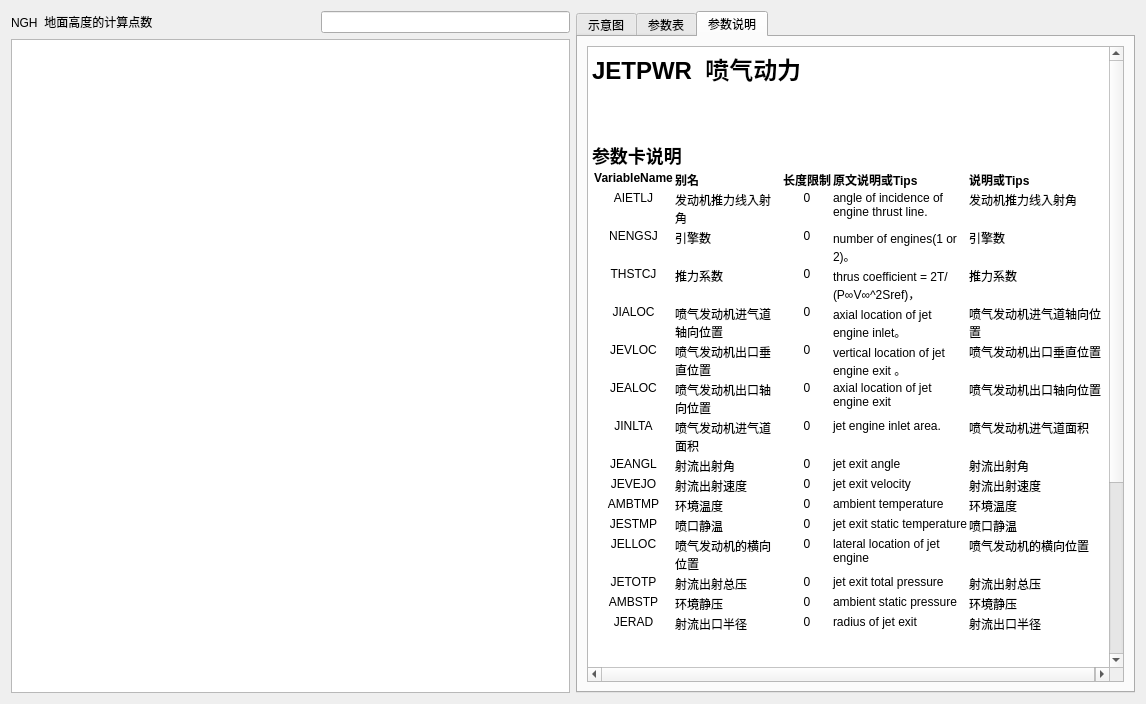
This is PyDatcomLab/GUIs/PlaneConfiguration/GRNDEF.ui in darkspring2015/PyDatcomLab as Qt 5 draws it before an edit. The edited form follows.
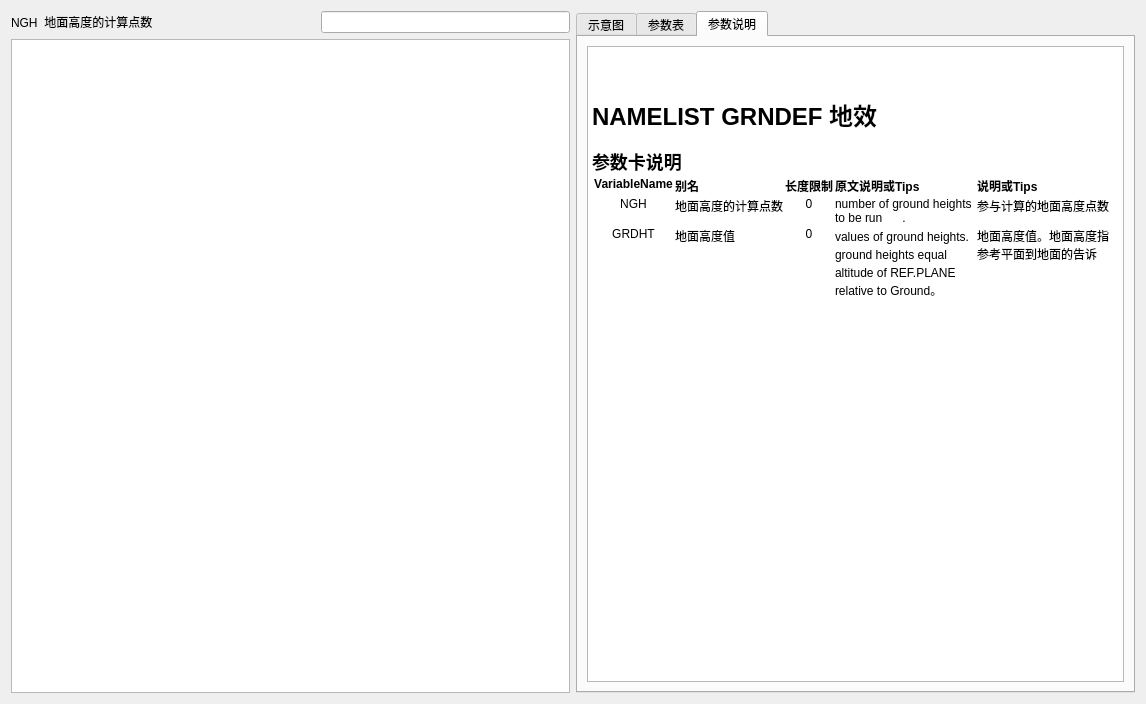
This is the edited form. The open tabs and pages were chosen to show the change. Icons and pictures are not drawn.

The edit to the form file:
```diff
--- a/PyDatcomLab/GUIs/PlaneConfiguration/GRNDEF.ui
+++ b/PyDatcomLab/GUIs/PlaneConfiguration/GRNDEF.ui
@@ -112,9 +112,9 @@
 &lt;html&gt;&lt;head&gt;&lt;meta name=&quot;qrichtext&quot; content=&quot;1&quot; /&gt;&lt;style type=&quot;text/css&quot;&gt;
 p, li { white-space: pre-wrap; }
 &lt;/style&gt;&lt;/head&gt;&lt;body style=&quot; font-family:'SimSun'; font-size:9pt; font-weight:400; font-style:normal;&quot;&gt;
-&lt;p style=&quot; margin-top:18px; margin-bottom:12px; margin-left:0px; margin-right:0px; -qt-block-indent:0; text-indent:0px;&quot;&gt;&lt;a name=&quot;user-content-jetpwr--喷气动力&quot;&gt;&lt;/a&gt;&lt;span style=&quot; font-size:xx-large; font-weight:600;&quot;&gt;J&lt;/span&gt;&lt;span style=&quot; font-size:xx-large; font-weight:600;&quot;&gt;ETPWR  喷气动力&lt;/span&gt;&lt;/p&gt;
 &lt;p style=&quot; margin-top:0px; margin-bottom:0px; margin-left:0px; margin-right:0px; -qt-block-indent:0; text-indent:0px;&quot;&gt;&lt;br /&gt;&lt;/p&gt;
-&lt;p style=&quot; margin-top:16px; margin-bottom:12px; margin-left:0px; margin-right:0px; -qt-block-indent:0; text-indent:0px;&quot;&gt;&lt;a name=&quot;user-content-参数卡说明&quot;&gt;&lt;/a&gt;&lt;span style=&quot; font-size:x-large; font-weight:600;&quot;&gt;参&lt;/span&gt;&lt;span style=&quot; font-size:x-large; font-weight:600;&quot;&gt;数卡说明&lt;/span&gt;&lt;/p&gt;
+&lt;p style=&quot; margin-top:18px; margin-bottom:12px; margin-left:0px; margin-right:0px; -qt-block-indent:0; text-indent:0px;&quot;&gt;&lt;a name=&quot;user-content-namelist-grndef-地效&quot;&gt;&lt;/a&gt;&lt;span style=&quot; font-size:xx-large; font-weight:600;&quot;&gt;N&lt;/span&gt;&lt;span style=&quot; font-size:xx-large; font-weight:600;&quot;&gt;AMELIST GRNDEF 地效&lt;/span&gt;&lt;/p&gt;
+&lt;p style=&quot; margin-top:16px; margin-bottom:12px; margin-left:0px; margin-right:0px; -qt-block-indent:0; text-indent:0px;&quot;&gt;&lt;a name=&quot;user-content-参数卡说明-1&quot;&gt;&lt;/a&gt;&lt;span style=&quot; font-size:x-large; font-weight:600;&quot;&gt;参&lt;/span&gt;&lt;span style=&quot; font-size:x-large; font-weight:600;&quot;&gt;数卡说明&lt;/span&gt;&lt;/p&gt;
 &lt;table border=&quot;0&quot; style=&quot; margin-top:0px; margin-bottom:0px; margin-left:0px; margin-right:0px;&quot; cellspacing=&quot;2&quot; cellpadding=&quot;0&quot;&gt;&lt;thead&gt;
 &lt;tr&gt;
 &lt;td&gt;
@@ -129,174 +129,26 @@
 &lt;p style=&quot; margin-top:0px; margin-bottom:0px; margin-left:0px; margin-right:0px; -qt-block-indent:0; text-indent:0px;&quot;&gt;&lt;span style=&quot; font-weight:600;&quot;&gt;说明或Tips&lt;/span&gt;&lt;/p&gt;&lt;/td&gt;&lt;/tr&gt;&lt;/thead&gt;
 &lt;tr&gt;
 &lt;td&gt;
-&lt;p align=&quot;center&quot; style=&quot; margin-top:0px; margin-bottom:0px; margin-left:0px; margin-right:0px; -qt-block-indent:0; text-indent:0px;&quot;&gt;AIETLJ&lt;/p&gt;&lt;/td&gt;
+&lt;p align=&quot;center&quot; style=&quot; margin-top:0px; margin-bottom:0px; margin-left:0px; margin-right:0px; -qt-block-indent:0; text-indent:0px;&quot;&gt;NGH&lt;/p&gt;&lt;/td&gt;
 &lt;td&gt;
-&lt;p style=&quot; margin-top:0px; margin-bottom:0px; margin-left:0px; margin-right:0px; -qt-block-indent:0; text-indent:0px;&quot;&gt;发动机推力线入射角&lt;/p&gt;&lt;/td&gt;
+&lt;p style=&quot; margin-top:0px; margin-bottom:0px; margin-left:0px; margin-right:0px; -qt-block-indent:0; text-indent:0px;&quot;&gt;地面高度的计算点数&lt;/p&gt;&lt;/td&gt;
 &lt;td&gt;
 &lt;p align=&quot;center&quot; style=&quot; margin-top:0px; margin-bottom:0px; margin-left:0px; margin-right:0px; -qt-block-indent:0; text-indent:0px;&quot;&gt;0&lt;/p&gt;&lt;/td&gt;
 &lt;td&gt;
-&lt;p style=&quot; margin-top:0px; margin-bottom:0px; margin-left:0px; margin-right:0px; -qt-block-indent:0; text-indent:0px;&quot;&gt;angle of incidence of engine thrust line.&lt;/p&gt;&lt;/td&gt;
+&lt;p style=&quot; margin-top:0px; margin-bottom:0px; margin-left:0px; margin-right:0px; -qt-block-indent:0; text-indent:0px;&quot;&gt;number of ground heights to be run      .&lt;/p&gt;&lt;/td&gt;
 &lt;td&gt;
-&lt;p style=&quot; margin-top:0px; margin-bottom:0px; margin-left:0px; margin-right:0px; -qt-block-indent:0; text-indent:0px;&quot;&gt;发动机推力线入射角&lt;/p&gt;&lt;/td&gt;&lt;/tr&gt;
+&lt;p style=&quot; margin-top:0px; margin-bottom:0px; margin-left:0px; margin-right:0px; -qt-block-indent:0; text-indent:0px;&quot;&gt;参与计算的地面高度点数&lt;/p&gt;&lt;/td&gt;&lt;/tr&gt;
 &lt;tr&gt;
 &lt;td&gt;
-&lt;p align=&quot;center&quot; style=&quot; margin-top:0px; margin-bottom:0px; margin-left:0px; margin-right:0px; -qt-block-indent:0; text-indent:0px;&quot;&gt;NENGSJ&lt;/p&gt;&lt;/td&gt;
+&lt;p align=&quot;center&quot; style=&quot; margin-top:0px; margin-bottom:0px; margin-left:0px; margin-right:0px; -qt-block-indent:0; text-indent:0px;&quot;&gt;GRDHT&lt;/p&gt;&lt;/td&gt;
 &lt;td&gt;
-&lt;p style=&quot; margin-top:0px; margin-bottom:0px; margin-left:0px; margin-right:0px; -qt-block-indent:0; text-indent:0px;&quot;&gt;引擎数&lt;/p&gt;&lt;/td&gt;
+&lt;p style=&quot; margin-top:0px; margin-bottom:0px; margin-left:0px; margin-right:0px; -qt-block-indent:0; text-indent:0px;&quot;&gt;地面高度值&lt;/p&gt;&lt;/td&gt;
 &lt;td&gt;
 &lt;p align=&quot;center&quot; style=&quot; margin-top:0px; margin-bottom:0px; margin-left:0px; margin-right:0px; -qt-block-indent:0; text-indent:0px;&quot;&gt;0&lt;/p&gt;&lt;/td&gt;
 &lt;td&gt;
-&lt;p style=&quot; margin-top:0px; margin-bottom:0px; margin-left:0px; margin-right:0px; -qt-block-indent:0; text-indent:0px;&quot;&gt;number of engines(1 or 2)。&lt;/p&gt;&lt;/td&gt;
+&lt;p style=&quot; margin-top:0px; margin-bottom:0px; margin-left:0px; margin-right:0px; -qt-block-indent:0; text-indent:0px;&quot;&gt;values of ground heights. ground heights equal altitude of REF.PLANE relative to Ground。&lt;/p&gt;&lt;/td&gt;
 &lt;td&gt;
-&lt;p style=&quot; margin-top:0px; margin-bottom:0px; margin-left:0px; margin-right:0px; -qt-block-indent:0; text-indent:0px;&quot;&gt;引擎数&lt;/p&gt;&lt;/td&gt;&lt;/tr&gt;
-&lt;tr&gt;
-&lt;td&gt;
-&lt;p align=&quot;center&quot; style=&quot; margin-top:0px; margin-bottom:0px; margin-left:0px; margin-right:0px; -qt-block-indent:0; text-indent:0px;&quot;&gt;THSTCJ&lt;/p&gt;&lt;/td&gt;
-&lt;td&gt;
-&lt;p style=&quot; margin-top:0px; margin-bottom:0px; margin-left:0px; margin-right:0px; -qt-block-indent:0; text-indent:0px;&quot;&gt;推力系数&lt;/p&gt;&lt;/td&gt;
-&lt;td&gt;
-&lt;p align=&quot;center&quot; style=&quot; margin-top:0px; margin-bottom:0px; margin-left:0px; margin-right:0px; -qt-block-indent:0; text-indent:0px;&quot;&gt;0&lt;/p&gt;&lt;/td&gt;
-&lt;td&gt;
-&lt;p style=&quot; margin-top:0px; margin-bottom:0px; margin-left:0px; margin-right:0px; -qt-block-indent:0; text-indent:0px;&quot;&gt;thrus coefficient = 2T/(P∞V∞^2Sref)，&lt;/p&gt;&lt;/td&gt;
-&lt;td&gt;
-&lt;p style=&quot; margin-top:0px; margin-bottom:0px; margin-left:0px; margin-right:0px; -qt-block-indent:0; text-indent:0px;&quot;&gt;推力系数&lt;/p&gt;&lt;/td&gt;&lt;/tr&gt;
-&lt;tr&gt;
-&lt;td&gt;
-&lt;p align=&quot;center&quot; style=&quot; margin-top:0px; margin-bottom:0px; margin-left:0px; margin-right:0px; -qt-block-indent:0; text-indent:0px;&quot;&gt;JIALOC&lt;/p&gt;&lt;/td&gt;
-&lt;td&gt;
-&lt;p style=&quot; margin-top:0px; margin-bottom:0px; margin-left:0px; margin-right:0px; -qt-block-indent:0; text-indent:0px;&quot;&gt;喷气发动机进气道轴向位置&lt;/p&gt;&lt;/td&gt;
-&lt;td&gt;
-&lt;p align=&quot;center&quot; style=&quot; margin-top:0px; margin-bottom:0px; margin-left:0px; margin-right:0px; -qt-block-indent:0; text-indent:0px;&quot;&gt;0&lt;/p&gt;&lt;/td&gt;
-&lt;td&gt;
-&lt;p style=&quot; margin-top:0px; margin-bottom:0px; margin-left:0px; margin-right:0px; -qt-block-indent:0; text-indent:0px;&quot;&gt;axial location of jet engine inlet。&lt;/p&gt;&lt;/td&gt;
-&lt;td&gt;
-&lt;p style=&quot; margin-top:0px; margin-bottom:0px; margin-left:0px; margin-right:0px; -qt-block-indent:0; text-indent:0px;&quot;&gt;喷气发动机进气道轴向位置&lt;/p&gt;&lt;/td&gt;&lt;/tr&gt;
-&lt;tr&gt;
-&lt;td&gt;
-&lt;p align=&quot;center&quot; style=&quot; margin-top:0px; margin-bottom:0px; margin-left:0px; margin-right:0px; -qt-block-indent:0; text-indent:0px;&quot;&gt;JEVLOC&lt;/p&gt;&lt;/td&gt;
-&lt;td&gt;
-&lt;p style=&quot; margin-top:0px; margin-bottom:0px; margin-left:0px; margin-right:0px; -qt-block-indent:0; text-indent:0px;&quot;&gt;喷气发动机出口垂直位置&lt;/p&gt;&lt;/td&gt;
-&lt;td&gt;
-&lt;p align=&quot;center&quot; style=&quot; margin-top:0px; margin-bottom:0px; margin-left:0px; margin-right:0px; -qt-block-indent:0; text-indent:0px;&quot;&gt;0&lt;/p&gt;&lt;/td&gt;
-&lt;td&gt;
-&lt;p style=&quot; margin-top:0px; margin-bottom:0px; margin-left:0px; margin-right:0px; -qt-block-indent:0; text-indent:0px;&quot;&gt;vertical location of jet engine exit 。&lt;/p&gt;&lt;/td&gt;
-&lt;td&gt;
-&lt;p style=&quot; margin-top:0px; margin-bottom:0px; margin-left:0px; margin-right:0px; -qt-block-indent:0; text-indent:0px;&quot;&gt;喷气发动机出口垂直位置&lt;/p&gt;&lt;/td&gt;&lt;/tr&gt;
-&lt;tr&gt;
-&lt;td&gt;
-&lt;p align=&quot;center&quot; style=&quot; margin-top:0px; margin-bottom:0px; margin-left:0px; margin-right:0px; -qt-block-indent:0; text-indent:0px;&quot;&gt;JEALOC&lt;/p&gt;&lt;/td&gt;
-&lt;td&gt;
-&lt;p style=&quot; margin-top:0px; margin-bottom:0px; margin-left:0px; margin-right:0px; -qt-block-indent:0; text-indent:0px;&quot;&gt;喷气发动机出口轴向位置&lt;/p&gt;&lt;/td&gt;
-&lt;td&gt;
-&lt;p align=&quot;center&quot; style=&quot; margin-top:0px; margin-bottom:0px; margin-left:0px; margin-right:0px; -qt-block-indent:0; text-indent:0px;&quot;&gt;0&lt;/p&gt;&lt;/td&gt;
-&lt;td&gt;
-&lt;p style=&quot; margin-top:0px; margin-bottom:0px; margin-left:0px; margin-right:0px; -qt-block-indent:0; text-indent:0px;&quot;&gt;axial location of jet engine exit&lt;/p&gt;&lt;/td&gt;
-&lt;td&gt;
-&lt;p style=&quot; margin-top:0px; margin-bottom:0px; margin-left:0px; margin-right:0px; -qt-block-indent:0; text-indent:0px;&quot;&gt;喷气发动机出口轴向位置&lt;/p&gt;&lt;/td&gt;&lt;/tr&gt;
-&lt;tr&gt;
-&lt;td&gt;
-&lt;p align=&quot;center&quot; style=&quot; margin-top:0px; margin-bottom:0px; margin-left:0px; margin-right:0px; -qt-block-indent:0; text-indent:0px;&quot;&gt;JINLTA&lt;/p&gt;&lt;/td&gt;
-&lt;td&gt;
-&lt;p style=&quot; margin-top:0px; margin-bottom:0px; margin-left:0px; margin-right:0px; -qt-block-indent:0; text-indent:0px;&quot;&gt;喷气发动机进气道面积&lt;/p&gt;&lt;/td&gt;
-&lt;td&gt;
-&lt;p align=&quot;center&quot; style=&quot; margin-top:0px; margin-bottom:0px; margin-left:0px; margin-right:0px; -qt-block-indent:0; text-indent:0px;&quot;&gt;0&lt;/p&gt;&lt;/td&gt;
-&lt;td&gt;
-&lt;p style=&quot; margin-top:0px; margin-bottom:0px; margin-left:0px; margin-right:0px; -qt-block-indent:0; text-indent:0px;&quot;&gt;jet engine inlet area.&lt;/p&gt;&lt;/td&gt;
-&lt;td&gt;
-&lt;p style=&quot; margin-top:0px; margin-bottom:0px; margin-left:0px; margin-right:0px; -qt-block-indent:0; text-indent:0px;&quot;&gt;喷气发动机进气道面积&lt;/p&gt;&lt;/td&gt;&lt;/tr&gt;
-&lt;tr&gt;
-&lt;td&gt;
-&lt;p align=&quot;center&quot; style=&quot; margin-top:0px; margin-bottom:0px; margin-left:0px; margin-right:0px; -qt-block-indent:0; text-indent:0px;&quot;&gt;JEANGL&lt;/p&gt;&lt;/td&gt;
-&lt;td&gt;
-&lt;p style=&quot; margin-top:0px; margin-bottom:0px; margin-left:0px; margin-right:0px; -qt-block-indent:0; text-indent:0px;&quot;&gt;射流出射角&lt;/p&gt;&lt;/td&gt;
-&lt;td&gt;
-&lt;p align=&quot;center&quot; style=&quot; margin-top:0px; margin-bottom:0px; margin-left:0px; margin-right:0px; -qt-block-indent:0; text-indent:0px;&quot;&gt;0&lt;/p&gt;&lt;/td&gt;
-&lt;td&gt;
-&lt;p style=&quot; margin-top:0px; margin-bottom:0px; margin-left:0px; margin-right:0px; -qt-block-indent:0; text-indent:0px;&quot;&gt;jet exit angle&lt;/p&gt;&lt;/td&gt;
-&lt;td&gt;
-&lt;p style=&quot; margin-top:0px; margin-bottom:0px; margin-left:0px; margin-right:0px; -qt-block-indent:0; text-indent:0px;&quot;&gt;射流出射角&lt;/p&gt;&lt;/td&gt;&lt;/tr&gt;
-&lt;tr&gt;
-&lt;td&gt;
-&lt;p align=&quot;center&quot; style=&quot; margin-top:0px; margin-bottom:0px; margin-left:0px; margin-right:0px; -qt-block-indent:0; text-indent:0px;&quot;&gt;JEVEJO&lt;/p&gt;&lt;/td&gt;
-&lt;td&gt;
-&lt;p style=&quot; margin-top:0px; margin-bottom:0px; margin-left:0px; margin-right:0px; -qt-block-indent:0; text-indent:0px;&quot;&gt;射流出射速度&lt;/p&gt;&lt;/td&gt;
-&lt;td&gt;
-&lt;p align=&quot;center&quot; style=&quot; margin-top:0px; margin-bottom:0px; margin-left:0px; margin-right:0px; -qt-block-indent:0; text-indent:0px;&quot;&gt;0&lt;/p&gt;&lt;/td&gt;
-&lt;td&gt;
-&lt;p style=&quot; margin-top:0px; margin-bottom:0px; margin-left:0px; margin-right:0px; -qt-block-indent:0; text-indent:0px;&quot;&gt;jet exit velocity&lt;/p&gt;&lt;/td&gt;
-&lt;td&gt;
-&lt;p style=&quot; margin-top:0px; margin-bottom:0px; margin-left:0px; margin-right:0px; -qt-block-indent:0; text-indent:0px;&quot;&gt;射流出射速度&lt;/p&gt;&lt;/td&gt;&lt;/tr&gt;
-&lt;tr&gt;
-&lt;td&gt;
-&lt;p align=&quot;center&quot; style=&quot; margin-top:0px; margin-bottom:0px; margin-left:0px; margin-right:0px; -qt-block-indent:0; text-indent:0px;&quot;&gt;AMBTMP&lt;/p&gt;&lt;/td&gt;
-&lt;td&gt;
-&lt;p style=&quot; margin-top:0px; margin-bottom:0px; margin-left:0px; margin-right:0px; -qt-block-indent:0; text-indent:0px;&quot;&gt;环境温度&lt;/p&gt;&lt;/td&gt;
-&lt;td&gt;
-&lt;p align=&quot;center&quot; style=&quot; margin-top:0px; margin-bottom:0px; margin-left:0px; margin-right:0px; -qt-block-indent:0; text-indent:0px;&quot;&gt;0&lt;/p&gt;&lt;/td&gt;
-&lt;td&gt;
-&lt;p style=&quot; margin-top:0px; margin-bottom:0px; margin-left:0px; margin-right:0px; -qt-block-indent:0; text-indent:0px;&quot;&gt;ambient temperature&lt;/p&gt;&lt;/td&gt;
-&lt;td&gt;
-&lt;p style=&quot; margin-top:0px; margin-bottom:0px; margin-left:0px; margin-right:0px; -qt-block-indent:0; text-indent:0px;&quot;&gt;环境温度&lt;/p&gt;&lt;/td&gt;&lt;/tr&gt;
-&lt;tr&gt;
-&lt;td&gt;
-&lt;p align=&quot;center&quot; style=&quot; margin-top:0px; margin-bottom:0px; margin-left:0px; margin-right:0px; -qt-block-indent:0; text-indent:0px;&quot;&gt;JESTMP&lt;/p&gt;&lt;/td&gt;
-&lt;td&gt;
-&lt;p style=&quot; margin-top:0px; margin-bottom:0px; margin-left:0px; margin-right:0px; -qt-block-indent:0; text-indent:0px;&quot;&gt;喷口静温&lt;/p&gt;&lt;/td&gt;
-&lt;td&gt;
-&lt;p align=&quot;center&quot; style=&quot; margin-top:0px; margin-bottom:0px; margin-left:0px; margin-right:0px; -qt-block-indent:0; text-indent:0px;&quot;&gt;0&lt;/p&gt;&lt;/td&gt;
-&lt;td&gt;
-&lt;p style=&quot; margin-top:0px; margin-bottom:0px; margin-left:0px; margin-right:0px; -qt-block-indent:0; text-indent:0px;&quot;&gt;jet exit static temperature&lt;/p&gt;&lt;/td&gt;
-&lt;td&gt;
-&lt;p style=&quot; margin-top:0px; margin-bottom:0px; margin-left:0px; margin-right:0px; -qt-block-indent:0; text-indent:0px;&quot;&gt;喷口静温&lt;/p&gt;&lt;/td&gt;&lt;/tr&gt;
-&lt;tr&gt;
-&lt;td&gt;
-&lt;p align=&quot;center&quot; style=&quot; margin-top:0px; margin-bottom:0px; margin-left:0px; margin-right:0px; -qt-block-indent:0; text-indent:0px;&quot;&gt;JELLOC&lt;/p&gt;&lt;/td&gt;
-&lt;td&gt;
-&lt;p style=&quot; margin-top:0px; margin-bottom:0px; margin-left:0px; margin-right:0px; -qt-block-indent:0; text-indent:0px;&quot;&gt;喷气发动机的横向位置&lt;/p&gt;&lt;/td&gt;
-&lt;td&gt;
-&lt;p align=&quot;center&quot; style=&quot; margin-top:0px; margin-bottom:0px; margin-left:0px; margin-right:0px; -qt-block-indent:0; text-indent:0px;&quot;&gt;0&lt;/p&gt;&lt;/td&gt;
-&lt;td&gt;
-&lt;p style=&quot; margin-top:0px; margin-bottom:0px; margin-left:0px; margin-right:0px; -qt-block-indent:0; text-indent:0px;&quot;&gt;lateral location of jet engine&lt;/p&gt;&lt;/td&gt;
-&lt;td&gt;
-&lt;p style=&quot; margin-top:0px; margin-bottom:0px; margin-left:0px; margin-right:0px; -qt-block-indent:0; text-indent:0px;&quot;&gt;喷气发动机的横向位置&lt;/p&gt;&lt;/td&gt;&lt;/tr&gt;
-&lt;tr&gt;
-&lt;td&gt;
-&lt;p align=&quot;center&quot; style=&quot; margin-top:0px; margin-bottom:0px; margin-left:0px; margin-right:0px; -qt-block-indent:0; text-indent:0px;&quot;&gt;JETOTP&lt;/p&gt;&lt;/td&gt;
-&lt;td&gt;
-&lt;p style=&quot; margin-top:0px; margin-bottom:0px; margin-left:0px; margin-right:0px; -qt-block-indent:0; text-indent:0px;&quot;&gt;射流出射总压&lt;/p&gt;&lt;/td&gt;
-&lt;td&gt;
-&lt;p align=&quot;center&quot; style=&quot; margin-top:0px; margin-bottom:0px; margin-left:0px; margin-right:0px; -qt-block-indent:0; text-indent:0px;&quot;&gt;0&lt;/p&gt;&lt;/td&gt;
-&lt;td&gt;
-&lt;p style=&quot; margin-top:0px; margin-bottom:0px; margin-left:0px; margin-right:0px; -qt-block-indent:0; text-indent:0px;&quot;&gt;jet exit total pressure&lt;/p&gt;&lt;/td&gt;
-&lt;td&gt;
-&lt;p style=&quot; margin-top:0px; margin-bottom:0px; margin-left:0px; margin-right:0px; -qt-block-indent:0; text-indent:0px;&quot;&gt;射流出射总压&lt;/p&gt;&lt;/td&gt;&lt;/tr&gt;
-&lt;tr&gt;
-&lt;td&gt;
-&lt;p align=&quot;center&quot; style=&quot; margin-top:0px; margin-bottom:0px; margin-left:0px; margin-right:0px; -qt-block-indent:0; text-indent:0px;&quot;&gt;AMBSTP&lt;/p&gt;&lt;/td&gt;
-&lt;td&gt;
-&lt;p style=&quot; margin-top:0px; margin-bottom:0px; margin-left:0px; margin-right:0px; -qt-block-indent:0; text-indent:0px;&quot;&gt;环境静压&lt;/p&gt;&lt;/td&gt;
-&lt;td&gt;
-&lt;p align=&quot;center&quot; style=&quot; margin-top:0px; margin-bottom:0px; margin-left:0px; margin-right:0px; -qt-block-indent:0; text-indent:0px;&quot;&gt;0&lt;/p&gt;&lt;/td&gt;
-&lt;td&gt;
-&lt;p style=&quot; margin-top:0px; margin-bottom:0px; margin-left:0px; margin-right:0px; -qt-block-indent:0; text-indent:0px;&quot;&gt;ambient static pressure&lt;/p&gt;&lt;/td&gt;
-&lt;td&gt;
-&lt;p style=&quot; margin-top:0px; margin-bottom:0px; margin-left:0px; margin-right:0px; -qt-block-indent:0; text-indent:0px;&quot;&gt;环境静压&lt;/p&gt;&lt;/td&gt;&lt;/tr&gt;
-&lt;tr&gt;
-&lt;td&gt;
-&lt;p align=&quot;center&quot; style=&quot; margin-top:0px; margin-bottom:0px; margin-left:0px; margin-right:0px; -qt-block-indent:0; text-indent:0px;&quot;&gt;JERAD&lt;/p&gt;&lt;/td&gt;
-&lt;td&gt;
-&lt;p style=&quot; margin-top:0px; margin-bottom:0px; margin-left:0px; margin-right:0px; -qt-block-indent:0; text-indent:0px;&quot;&gt;射流出口半径&lt;/p&gt;&lt;/td&gt;
-&lt;td&gt;
-&lt;p align=&quot;center&quot; style=&quot; margin-top:0px; margin-bottom:0px; margin-left:0px; margin-right:0px; -qt-block-indent:0; text-indent:0px;&quot;&gt;0&lt;/p&gt;&lt;/td&gt;
-&lt;td&gt;
-&lt;p style=&quot; margin-top:0px; margin-bottom:0px; margin-left:0px; margin-right:0px; -qt-block-indent:0; text-indent:0px;&quot;&gt;radius of jet exit&lt;/p&gt;&lt;/td&gt;
-&lt;td&gt;
-&lt;p style=&quot; margin-top:0px; margin-bottom:0px; margin-left:0px; margin-right:0px; -qt-block-indent:0; text-indent:0px;&quot;&gt;射流出口半径&lt;/p&gt;&lt;/td&gt;&lt;/tr&gt;&lt;/table&gt;
-&lt;p style=&quot; margin-top:12px; margin-bottom:12px; margin-left:0px; margin-right:0px; -qt-block-indent:0; text-indent:0px;&quot;&gt;&lt;br /&gt;&lt;br /&gt;&lt;/p&gt;
-&lt;p style=&quot; margin-top:16px; margin-bottom:12px; margin-left:0px; margin-right:0px; -qt-block-indent:0; text-indent:0px;&quot;&gt;&lt;a name=&quot;user-content-tips1-&quot;&gt;&lt;/a&gt;&lt;span style=&quot; font-size:x-large; font-weight:600;&quot;&gt;T&lt;/span&gt;&lt;span style=&quot; font-size:x-large; font-weight:600;&quot;&gt;ips1 ：&lt;/span&gt;&lt;/p&gt;
-&lt;p style=&quot; margin-top:16px; margin-bottom:12px; margin-left:0px; margin-right:0px; -qt-block-indent:0; text-indent:0px;&quot;&gt;   Jet power effect methods are only applicable to longitudinal stability parameters in the subsonic speed regime &lt;br /&gt;射流功率效应方法只适用于亚音速的纵向稳定参数 &lt;/p&gt;
-&lt;p style=&quot; margin-top:16px; margin-bottom:12px; margin-left:0px; margin-right:0px; -qt-block-indent:0; text-indent:0px;&quot;&gt;   Jet power inputs are required for externally blown jet FLAP(EBF) configurations.not required pure jet flaps or internally blown flaps (IBF)&lt;br /&gt;&lt;/p&gt;
-&lt;p style=&quot; margin-top:16px; margin-bottom:12px; margin-left:0px; margin-right:0px; -qt-block-indent:0; text-indent:0px;&quot;&gt;   喷射功率输入需要外部吹塑射流瓣(EBF)结构，而不需要纯射流皮瓣或内部吹塑皮瓣(IBF)&lt;br /&gt;&lt;br /&gt;&lt;/p&gt;&lt;/body&gt;&lt;/html&gt;</string>
+&lt;p style=&quot; margin-top:0px; margin-bottom:0px; margin-left:0px; margin-right:0px; -qt-block-indent:0; text-indent:0px;&quot;&gt;地面高度值。地面高度指参考平面到地面的告诉&lt;/p&gt;&lt;/td&gt;&lt;/tr&gt;&lt;/table&gt;&lt;/body&gt;&lt;/html&gt;</string>
          </property>
         </widget>
        </item>
```
Left out of the diff: 2 changed lines with no effect on the pictures.
